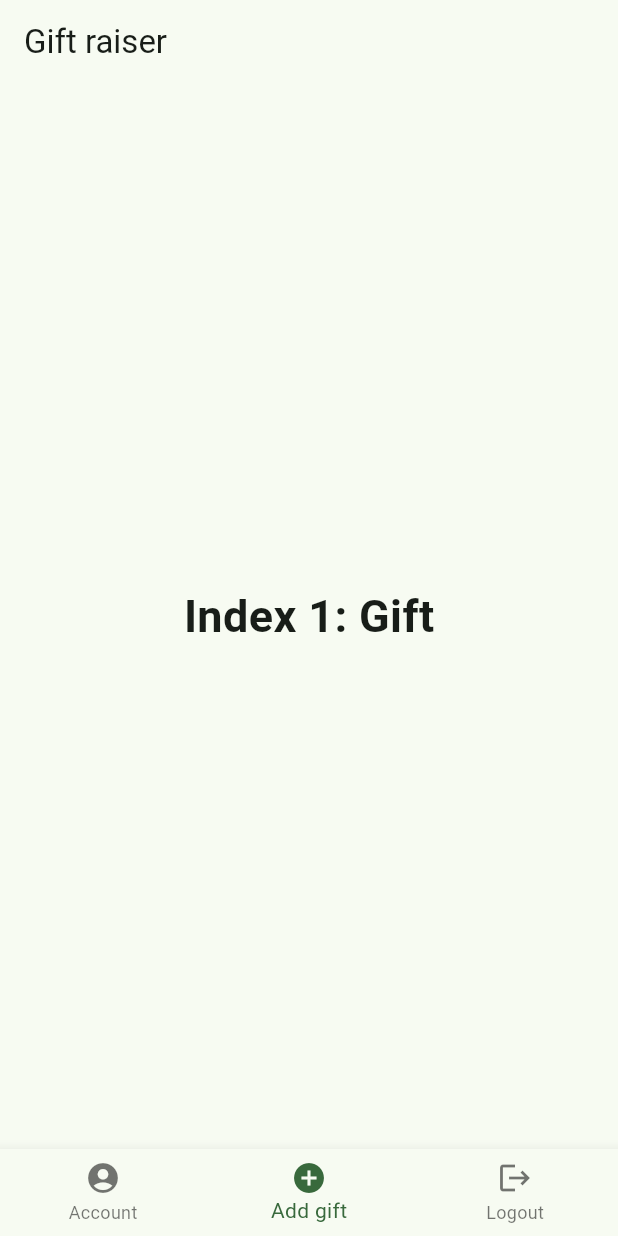
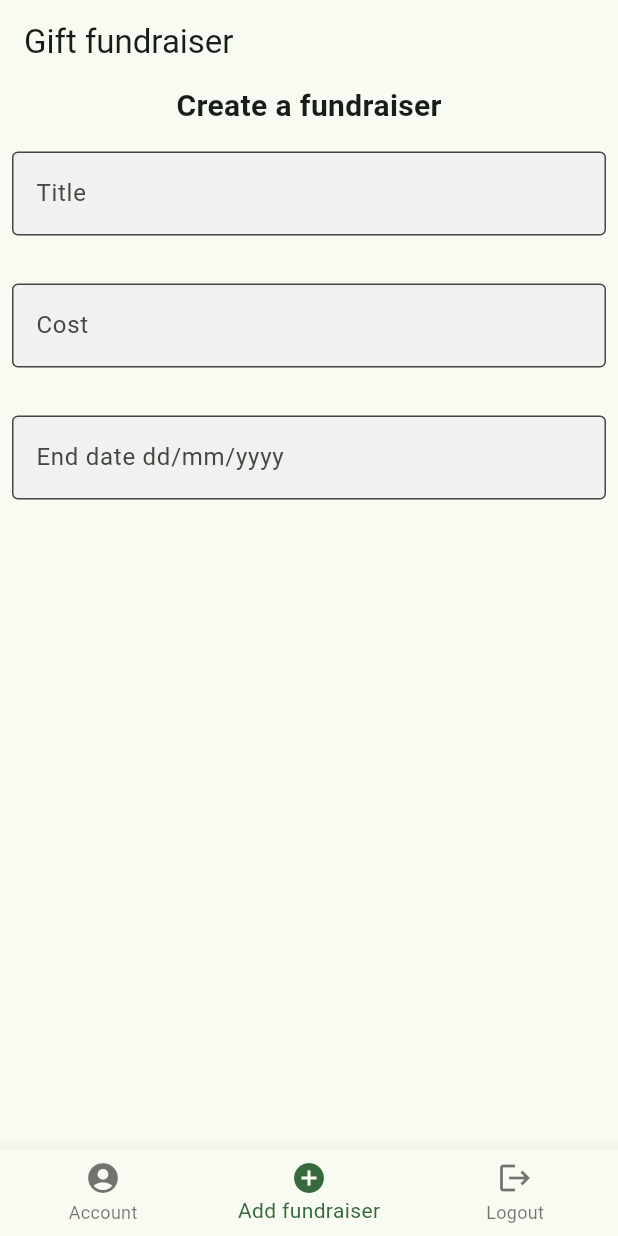
Before and after one commit to pablolambo/Gift-raiser-app, a Flutter app: the screen it shows after launch, on a phone screen of 412 x 824 dp. Run offline on Flutter 3.47's test engine with Material 3 defaults, Android fonts, the light colour scheme and no system bars.

Commit message:
create a fundraiser form WIP

```diff
--- a/gift_raiser/lib/main.dart
+++ b/gift_raiser/lib/main.dart
@@ -23,12 +23,6 @@ class MyApp extends StatelessWidget {
   }
 }
 
-// theme: ThemeData(
-//   primaryColor: Colors.green, // Primary color
-//   primaryColorDark: Colors.green[700], // Primary dark color
-//   // ... other theme properties
-// ),
-
 class MyAppState extends ChangeNotifier {
   void someFunctionBlablabla() {
     notifyListeners();
@@ -51,10 +45,7 @@ class _HomePageState extends State<HomePage> {
       'Index 0: Account',
       style: optionStyle,
     ),
-    Text(
-      'Index 1: Gift',
-      style: optionStyle,
-    ),
+    AddFundraiserWidget(),
     Text(
       'Index 2: Logout',
       style: optionStyle,
@@ -73,7 +64,7 @@ class _HomePageState extends State<HomePage> {
 
     return Scaffold(
       appBar: AppBar(
-        title: const Text('Gift raiser'),
+        title: const Text('Gift fundraiser'),
       ),
       body: Center(child: _widgetOptions.elementAt(_selectedIndex)),
       bottomNavigationBar: BottomNavigationBar(
@@ -81,7 +72,7 @@ class _HomePageState extends State<HomePage> {
           BottomNavigationBarItem(
               icon: Icon(Icons.account_circle), label: 'Account'),
           BottomNavigationBarItem(
-              icon: Icon(Icons.add_circle), label: 'Add gift'),
+              icon: Icon(Icons.add_circle), label: 'Add fundraiser'),
           BottomNavigationBarItem(icon: Icon(Icons.logout), label: 'Logout'),
         ],
         currentIndex: _selectedIndex,
@@ -91,3 +82,59 @@ class _HomePageState extends State<HomePage> {
     );
   }
 }
+
+class AddFundraiserWidget extends StatelessWidget {
+  const AddFundraiserWidget({super.key});
+
+  @override
+  Widget build(BuildContext context) {
+    return Column(
+      crossAxisAlignment: CrossAxisAlignment.start,
+      children: <Widget>[
+        const Center(
+          child: Text(
+            'Create a fundraiser',
+            style: TextStyle(
+              fontSize: 20,
+              fontWeight: FontWeight.bold,
+              fontFamily: 'Roboto',
+            ),
+          ),
+        ),
+        Padding(
+          padding: EdgeInsets.symmetric(horizontal: 8, vertical: 16),
+          child: TextFormField(
+            decoration: InputDecoration(
+              border: OutlineInputBorder(),
+              hintText: 'Title',
+              fillColor: Color.fromARGB(240, 240, 240, 240),
+              filled: true,
+            ),
+          ),
+        ),
+        Padding(
+          padding: EdgeInsets.symmetric(horizontal: 8, vertical: 16),
+          child: TextFormField(
+            decoration: InputDecoration(
+              border: OutlineInputBorder(),
+              labelText: 'Cost',
+              fillColor: Color.fromARGB(240, 240, 240, 240),
+              filled: true,
+            ),
+          ),
+        ),
+        Padding(
+          padding: EdgeInsets.symmetric(horizontal: 8, vertical: 16),
+          child: TextFormField(
+            decoration: InputDecoration(
+              border: OutlineInputBorder(),
+              labelText: 'End date dd/mm/yyyy',
+              fillColor: Color.fromARGB(240, 240, 240, 240),
+              filled: true,
+            ),
+          ),
+        ),
+      ],
+    );
+  }
+}
```
